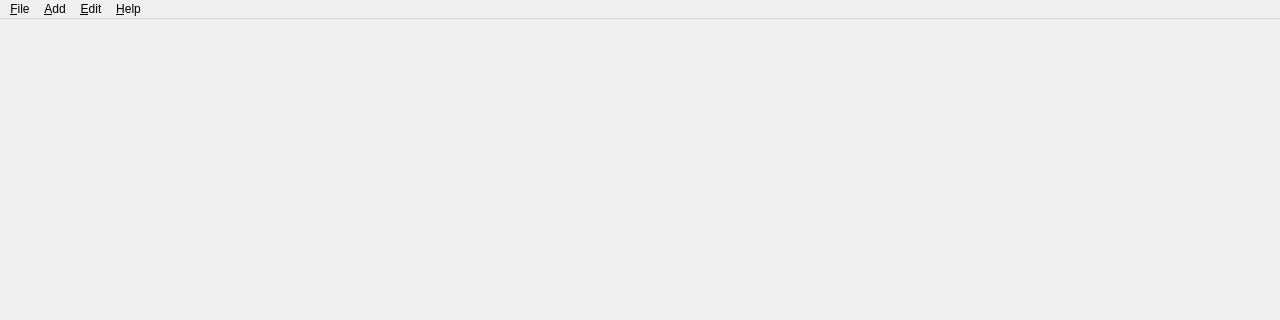
Qt form Application/QtFrontend/MainWindow.ui (tobyc11/Nome3) before a commit; both pictures show x 0 to 1280 and y 0 to 320 of the 1280 by 720 pixel window.
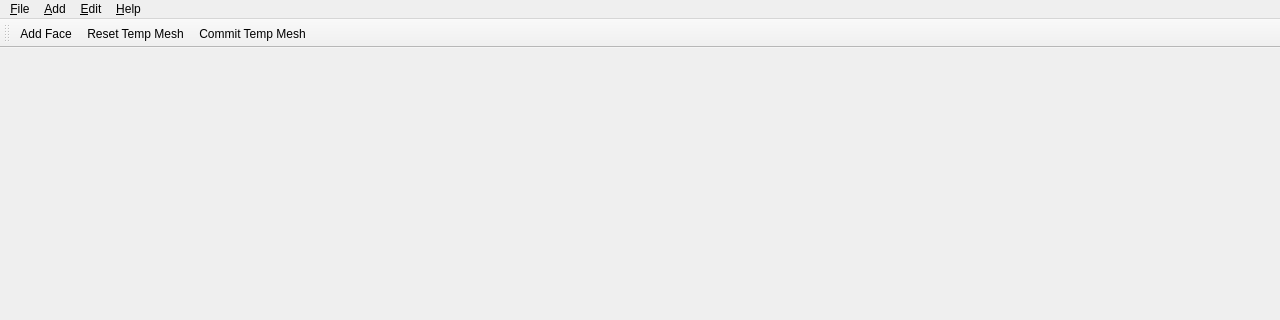
The same form after that commit.

Commit message: Implement temporary mesh and add face

Patch:
```diff
--- a/Application/QtFrontend/MainWindow.ui
+++ b/Application/QtFrontend/MainWindow.ui
@@ -56,6 +56,20 @@
    <addaction name="menuHelp"/>
   </widget>
   <widget class="QStatusBar" name="statusbar"/>
+  <widget class="QToolBar" name="toolBar">
+   <property name="windowTitle">
+    <string>toolBar</string>
+   </property>
+   <attribute name="toolBarArea">
+    <enum>TopToolBarArea</enum>
+   </attribute>
+   <attribute name="toolBarBreak">
+    <bool>false</bool>
+   </attribute>
+   <addaction name="actionAddFace"/>
+   <addaction name="actionResetTempMesh"/>
+   <addaction name="actionCommitTempMesh"/>
+  </widget>
   <action name="actionNew">
    <property name="text">
     <string>&amp;New</string>
@@ -118,6 +132,21 @@
     <string>&amp;Merge</string>
    </property>
   </action>
+  <action name="actionAddFace">
+   <property name="text">
+    <string>Add Face</string>
+   </property>
+  </action>
+  <action name="actionResetTempMesh">
+   <property name="text">
+    <string>Reset Temp Mesh</string>
+   </property>
+  </action>
+  <action name="actionCommitTempMesh">
+   <property name="text">
+    <string>Commit Temp Mesh</string>
+   </property>
+  </action>
  </widget>
  <resources/>
  <connections/>
```
The commit also changes 8 other files.
